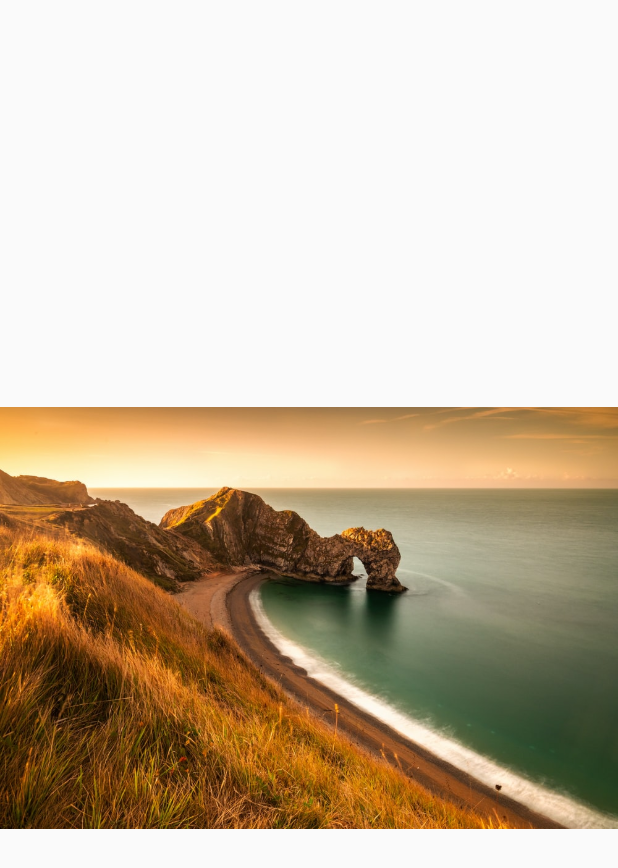
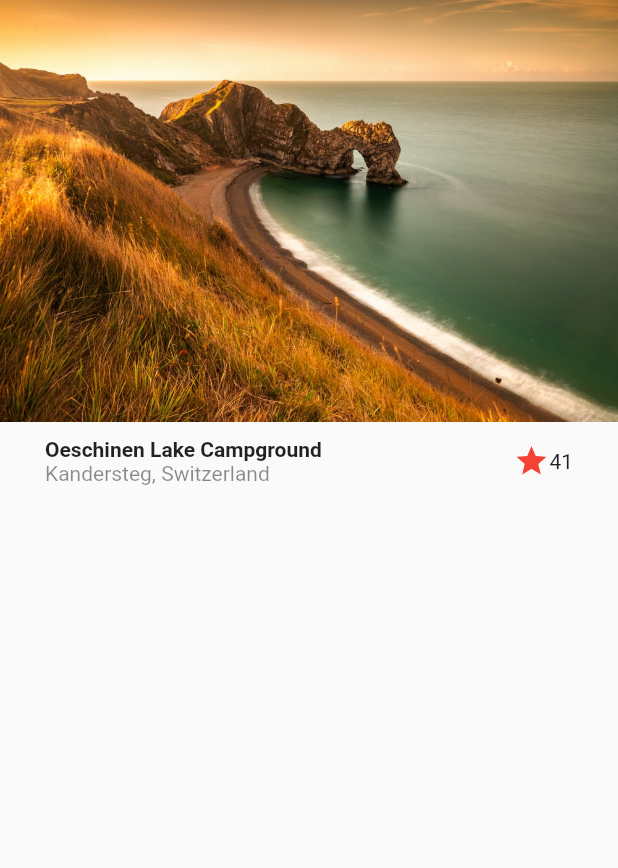
Before and after one commit to aydin-due/designs, a Flutter app: the screen it shows after launch, on a phone screen of 412 x 824 dp. Shown: the top 868 px of the screen. Run offline on Flutter 3.47's test engine with Material 2 defaults, Android fonts, the phone set to English and light mode, and no system bars.

Commit message:
basic design - title widget

```diff
--- a/lib/screens/basic_design.dart
+++ b/lib/screens/basic_design.dart
@@ -6,9 +6,37 @@
 
   @override
   Widget build(BuildContext context) {
-    return const Scaffold(
-      body: Center(
-         child: Image(image: AssetImage('assets/landscape.jpg')),
+    return Scaffold(
+      body: Column(
+        children: const [
+          Image(image: AssetImage('assets/landscape.jpg')),
+          Title()
+        ]),
+    );
+  }
+}
+
+class Title extends StatelessWidget {
+  const Title({
+    Key? key,
+  }) : super(key: key);
+
+  @override
+  Widget build(BuildContext context) {
+    return Container(
+      margin: const EdgeInsets.symmetric(horizontal: 30, vertical: 10),
+      child: Row(
+        children: [
+           Column(
+            crossAxisAlignment: CrossAxisAlignment.start,
+            children: const [
+              Text('Oeschinen Lake Campground', style: TextStyle(fontWeight: FontWeight.bold),),
+              Text('Kandersteg, Switzerland', style: TextStyle(color: Colors.black45),)
+            ]),
+            Expanded(child: Container()),
+           const Icon(Icons.star, color: Colors.red,),
+           const Text('41')
+        ],
       ),
     );
   }
```
